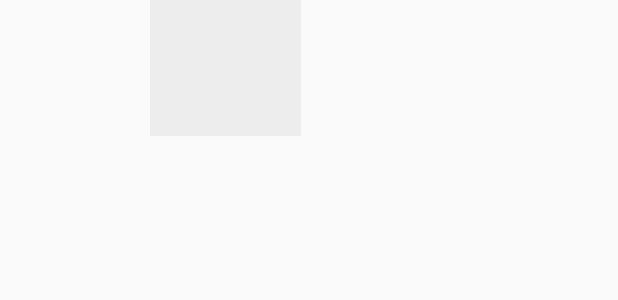
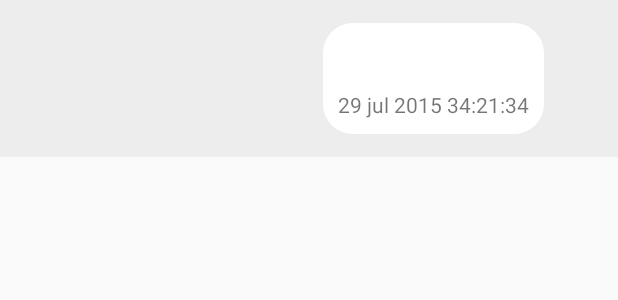
Before and after one commit to emilburzo/nexus7sms, an Android app: the layout sms_view_item_out.xml on its own in the app's theme, with its tools: preview values and no code run, on a phone screen of 412 x 824 dp. Shown: the top 300 px of the screen. Run offline under Robolectric (Android 15) with nearby library versions, the light colour scheme and no system bars.

Commit message:
sms view layouts

```diff
--- a/src/main/res/layout/sms_view_item_out.xml
+++ b/src/main/res/layout/sms_view_item_out.xml
@@ -2,29 +2,47 @@
 <RelativeLayout xmlns:android="http://schemas.android.com/apk/res/android"
                 android:layout_width="wrap_content"
                 android:layout_height="wrap_content"
-                android:layout_marginStart="100dp"
                 android:padding="15dp"
                 android:gravity="end"
                 android:background="#ededed"
     >
 
-    <TextView
+    <LinearLayout
         android:layout_width="wrap_content"
         android:layout_height="wrap_content"
-        android:id="@+id/body"
-        android:background="@drawable/round_border"
-        android:layout_marginStart="100dp"
-        android:layout_toStartOf="@id/picture"
+        android:orientation="vertical"
         android:layout_centerVertical="true"
         android:padding="10dp"
-        style="@android:style/TextAppearance.Medium"
-        />
+        android:background="@drawable/round_border"
+        android:id="@+id/content"
+        android:layout_marginStart="200dp"
+        >
+
+        <TextView
+            android:layout_width="wrap_content"
+            android:layout_height="wrap_content"
+            android:id="@+id/body"
+            style="@android:style/TextAppearance.Medium"
+            />
+
+        <TextView
+            android:layout_width="wrap_content"
+            android:layout_height="wrap_content"
+            android:id="@+id/date"
+            android:text="29 jul 2015 34:21:34"
+            android:layout_marginTop="10dp"
+            android:layout_gravity="end"
+            />
+
+    </LinearLayout>
 
     <ImageView
         android:layout_width="60dp"
         android:layout_height="60dp"
         android:id="@+id/picture"
         android:layout_marginStart="10dp"
+        android:layout_toEndOf="@id/content"
         android:contentDescription="@string/avatar_content_description"
+        android:layout_centerVertical="true"
         />
 </RelativeLayout>
```
Also changed, not shown: src/main/res/layout/sms_view_item_in.xml (+24 -6 lines).
